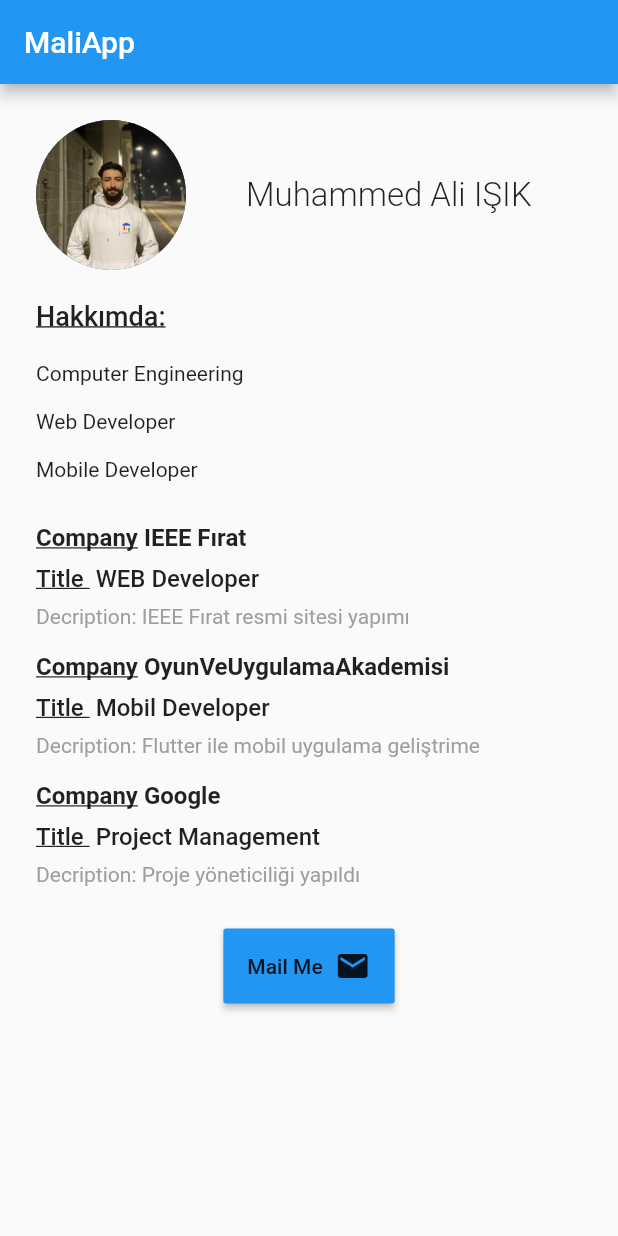
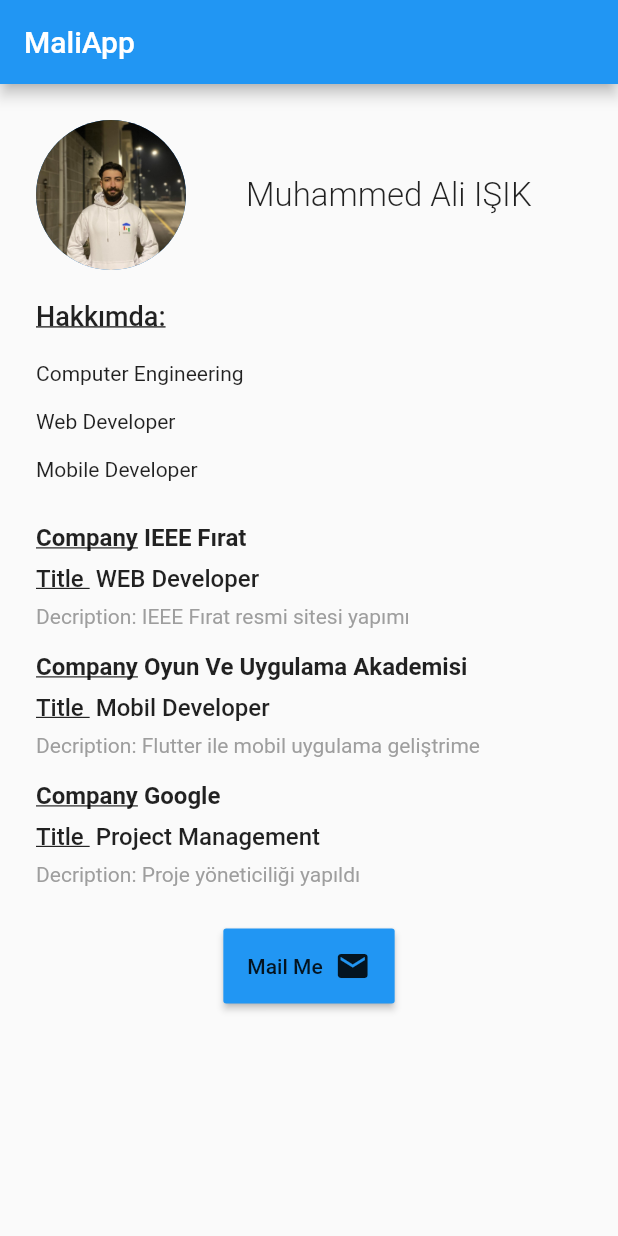
Before and after one commit to maliisk/flutter_basic_porfolio, a Flutter app: the screen it shows after launch, on a phone screen of 412 x 824 dp. Run offline on Flutter 3.47's test engine with Material 2 defaults, Android fonts, the phone set to English and light mode, and no system bars; missing offline and left inert: url_launcher_windows.

Commit message:
flutter_learning

```diff
--- a/lib/home.dart
+++ b/lib/home.dart
@@ -84,7 +84,7 @@ class _MyHomePageState extends State<MyHomePage> {
                   title: "WEB Developer",
                 ),
                 JobsItem(
-                  company: "OyunVeUygulamaAkademisi",
+                  company: "Oyun Ve Uygulama Akademisi",
                   desc: "Flutter ile mobil uygulama geliştrime",
                   title: "Mobil Developer",
                 ),
```
